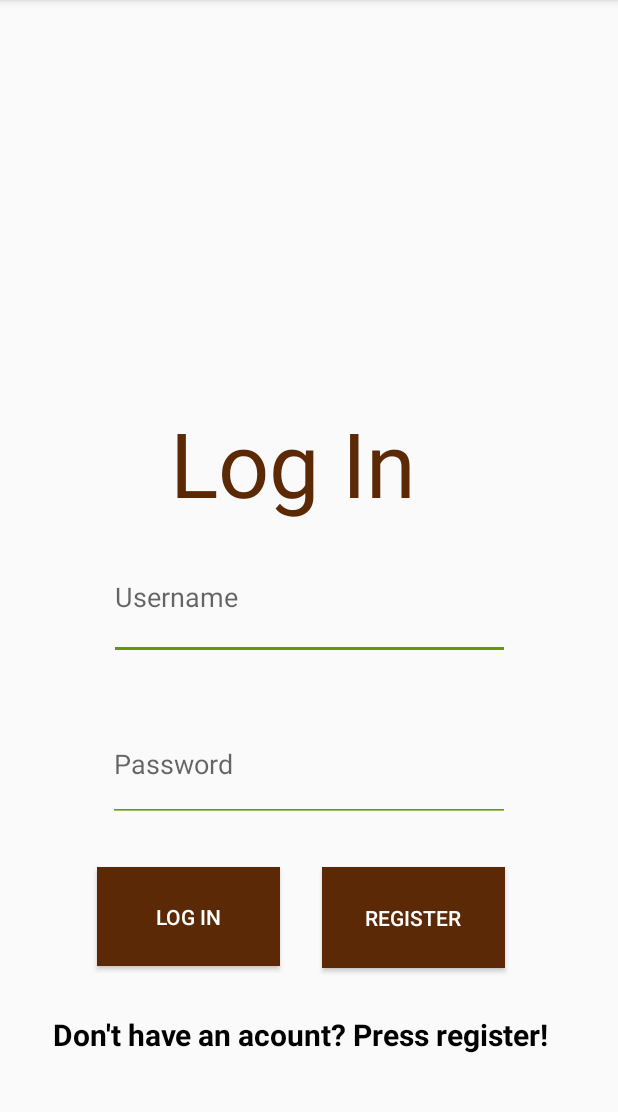
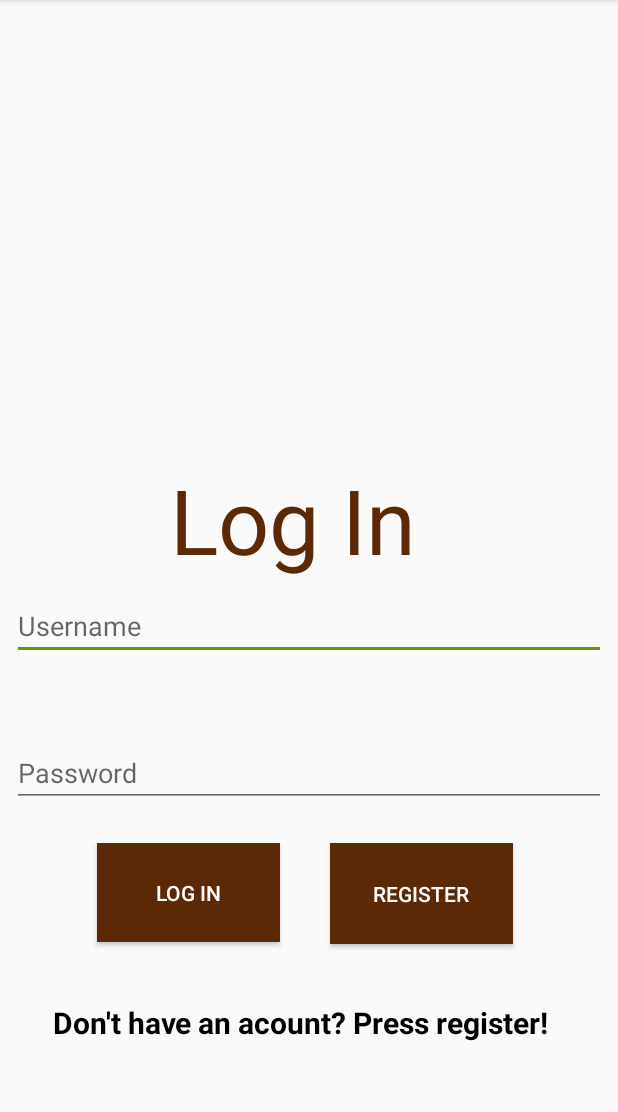
Before and after one commit to Frz11/AgriCool, an Android app: the LoginActivity screen opened directly, with no data from a screen before it, on a phone screen of 412 x 824 dp, the part 84-1196 px from its top. Run offline under Robolectric (Android 15) with nearby library versions, the phone set to English and light mode, and no system bars.

Commit message:
Register Layout

```diff
--- a/Project/app/build.gradle
+++ b/Project/app/build.gradle
@@ -25,4 +25,5 @@ dependencies {
     testImplementation 'junit:junit:4.12'
     androidTestImplementation 'com.android.support.test:runner:1.0.1'
     androidTestImplementation 'com.android.support.test.espresso:espresso-core:3.0.1'
+    implementation 'com.android.support:design:26.1.0'
 }
--- a/Project/app/src/main/AndroidManifest.xml
+++ b/Project/app/src/main/AndroidManifest.xml
@@ -17,6 +17,7 @@
             </intent-filter>
         </activity>
         <activity android:name=".LoginActivity"></activity>
+        <activity android:name=".RegisterActivity"></activity>
     </application>
 
 </manifest>
--- a/Project/app/src/main/java/com/example/fritzz/agricool/LoginActivity.java
+++ b/Project/app/src/main/java/com/example/fritzz/agricool/LoginActivity.java
@@ -1,7 +1,12 @@
 package com.example.fritzz.agricool;
 
+import android.graphics.Color;
 import android.support.v7.app.AppCompatActivity;
 import android.os.Bundle;
+import android.view.View;
+import android.widget.Button;
+import android.content.Intent;
+
 
 public class LoginActivity extends AppCompatActivity {
 
@@ -9,6 +14,18 @@ public class LoginActivity extends AppCompatActivity {
     protected void onCreate(Bundle savedInstanceState) {
         super.onCreate(savedInstanceState);
         setContentView(R.layout.activity_login);
+        final Button registerButton = findViewById(R.id.registerButton);
+        registerButton.setOnClickListener(new View.OnClickListener() {
+            @Override
+            public void onClick(View view) {
+                registerButton.setBackgroundColor(Color.rgb(0,180,0));
+                Intent loginIntent = new Intent(LoginActivity.this,RegisterActivity.class);
+                startActivity(loginIntent);
+
+            }
+        });
+
+
     }
 
 }
--- a/Project/app/src/main/java/com/example/fritzz/agricool/MainAgriCool.java
+++ b/Project/app/src/main/java/com/example/fritzz/agricool/MainAgriCool.java
@@ -6,6 +6,7 @@ import android.os.Bundle;
 import android.view.View;
 import android.widget.Button;
 import android.content.Intent;
+
 
 import com.example.fritzz.*;
 
--- a/Project/app/src/main/res/layout/activity_login.xml
+++ b/Project/app/src/main/res/layout/activity_login.xml
@@ -30,8 +30,8 @@
     <EditText
         android:id="@+id/username"
         style="@android:style/Widget.DeviceDefault.AutoCompleteTextView"
-        android:layout_width="267dp"
-        android:layout_height="83dp"
+        android:layout_width="0dp"
+        android:layout_height="wrap_content"
         android:layout_marginBottom="328dp"
         android:layout_marginEnd="8dp"
         android:layout_marginStart="8dp"
@@ -45,26 +45,24 @@
 
     <EditText
         android:id="@+id/password"
-        android:layout_width="268dp"
-        android:layout_height="77dp"
-        android:layout_marginBottom="8dp"
+        android:layout_width="0dp"
+        android:layout_height="wrap_content"
+        android:layout_marginBottom="24dp"
         android:layout_marginEnd="8dp"
         android:layout_marginStart="8dp"
-        android:layout_marginTop="8dp"
-        android:backgroundTint="@android:color/holo_green_dark"
         android:ems="10"
         android:hint="Password"
         android:inputType="textPassword"
         app:layout_constraintBottom_toTopOf="@+id/loginButton"
         app:layout_constraintEnd_toEndOf="parent"
-        app:layout_constraintStart_toStartOf="parent"
-        app:layout_constraintTop_toBottomOf="@+id/username" />
+        app:layout_constraintHorizontal_bias="0.503"
+        app:layout_constraintStart_toStartOf="parent" />
 
     <Button
         android:id="@+id/loginButton"
         android:layout_width="122dp"
         android:layout_height="66dp"
-        android:layout_marginBottom="124dp"
+        android:layout_marginBottom="140dp"
         android:layout_marginEnd="8dp"
         android:layout_marginStart="8dp"
         android:background="@color/BrownColor"
@@ -79,7 +77,7 @@
         android:id="@+id/registerButton"
         android:layout_width="122dp"
         android:layout_height="67dp"
-        android:layout_marginBottom="8dp"
+        android:layout_marginBottom="120dp"
         android:layout_marginEnd="8dp"
         android:layout_marginStart="8dp"
         android:layout_marginTop="8dp"
@@ -88,10 +86,10 @@
         android:textColor="@android:color/white"
         app:layout_constraintBottom_toBottomOf="parent"
         app:layout_constraintEnd_toEndOf="parent"
-        app:layout_constraintHorizontal_bias="0.23"
+        app:layout_constraintHorizontal_bias="0.292"
         app:layout_constraintStart_toEndOf="@+id/loginButton"
         app:layout_constraintTop_toBottomOf="@+id/password"
-        app:layout_constraintVertical_bias="0.159" />
+        app:layout_constraintVertical_bias="0.457" />
 
     <TextView
         android:id="@+id/textView4"
```
Also changed, not shown: Project/app/src/main/java/com/example/fritzz/agricool/RegisterActivity.java (added, +19 -0 lines), Project/app/src/main/res/layout/activity_signup.xml (added, +114 -0 lines), Project/app/src/main/res/values/strings.xml (+9 -0 lines).
